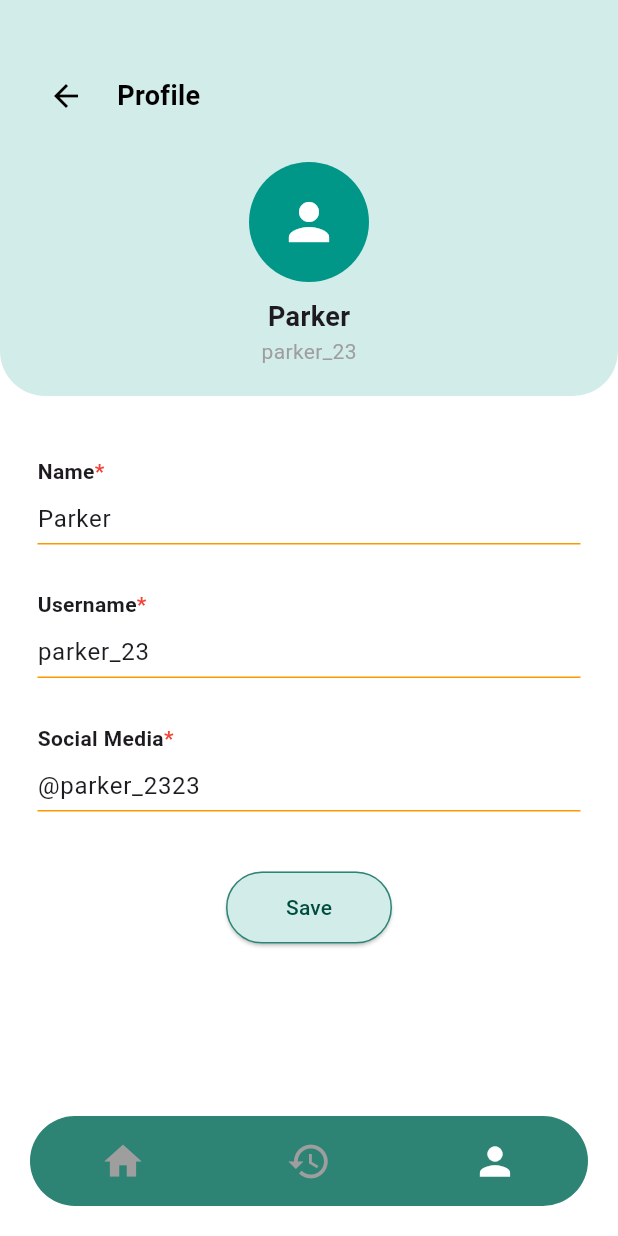
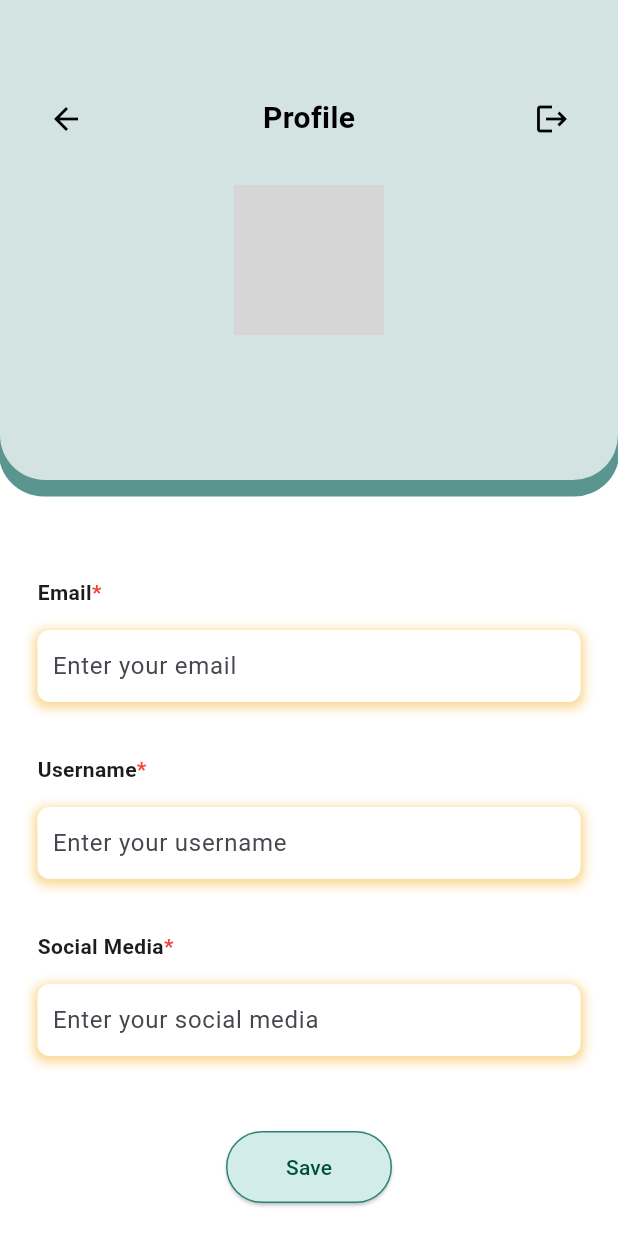
Before and after one commit to HalleyHardyeth/TandaKata_SE, a Flutter app: the ProfileScreen screen opened directly, on a phone screen of 412 x 824 dp. Run offline on Flutter 3.47's test engine with Material 3 defaults, Android fonts, the phone set to English and light mode, and no system bars; our stand-ins replace cloud_firestore, firebase_auth, firebase_core, firebase_storage, flip_card, google_fonts and 2 more; accounts and stored records are empty; network calls fail; grey boxes are pictures that could not be loaded.

Commit message:
Implement logic in Profile Screens

```diff
--- a/lib/Screens/Profile/profile_screen.dart
+++ b/lib/Screens/Profile/profile_screen.dart
@@ -1,6 +1,13 @@
+import 'dart:io';
+
+import 'package:cloud_firestore/cloud_firestore.dart';
+import 'package:firebase_auth/firebase_auth.dart';
+import 'package:firebase_storage/firebase_storage.dart';
 import 'package:flutter/material.dart';
-import 'package:tanda_kata/Screens/History/history_screen.dart';
+import 'package:image_picker/image_picker.dart';
 import 'package:tanda_kata/Screens/Home/home.dart';
+import 'package:tanda_kata/Screens/Login/login_screen.dart';
+import 'package:tanda_kata/color.dart';
 
 class ProfileScreen extends StatefulWidget {
   const ProfileScreen({super.key});
@@ -11,13 +18,165 @@ class ProfileScreen extends StatefulWidget {
 
 class _ProfileScreenState extends State<ProfileScreen> {
   final int _currIdx = 2;
+  File? _imageFile;
 
-  final TextEditingController _nameController =
-      TextEditingController(text: 'Parker');
-  final TextEditingController _usernameController =
-      TextEditingController(text: 'parker_23');
-  final TextEditingController _socialMediaController =
-      TextEditingController(text: '@parker_2323');
+  final TextEditingController _emailController = TextEditingController();
+  final TextEditingController _usernameController = TextEditingController();
+  final TextEditingController _socialMediaController = TextEditingController();
+
+  @override
+  void initState() {
+    super.initState();
+    getUserData();
+    checkAndUpdateEmailInFirestore();
+  }
+
+  Future<void> getUserData() async {
+    User? user = FirebaseAuth.instance.currentUser;
+    if (user != null) {
+      DocumentSnapshot userDoc = await FirebaseFirestore.instance
+          .collection('users')
+          .doc(user.uid)
+          .get();
+
+      if (userDoc.exists) {
+        setState(() {
+          _emailController.text = userDoc['email'] ?? '';
+          _usernameController.text = userDoc['username'] ?? '';
+          _socialMediaController.text = userDoc['social_media'] ?? '';
+        });
+      }
+    }
+  }
+
+  Future<void> saveUserData() async {
+    User? user = FirebaseAuth.instance.currentUser;
+    if (user == null) return;
+
+    final newEmail = _emailController.text.trim();
+    final username = _usernameController.text.trim();
+    final socialMedia = _socialMediaController.text.trim();
+
+    try {
+      final password = await _showPasswordDialog(context);
+      if (password == null || password.isEmpty) {
+        ScaffoldMessenger.of(context).showSnackBar(
+          const SnackBar(content: Text("Password is required to update email")),
+        );
+        return;
+      }
+
+      // Re-authenticate user
+      AuthCredential credential = EmailAuthProvider.credential(
+        email: user.email!,
+        password: password,
+      );
+      await user.reauthenticateWithCredential(credential);
+
+      // Update email in Authentication
+      if (newEmail != user.email) {
+        await user.verifyBeforeUpdateEmail(newEmail);
+
+        ScaffoldMessenger.of(context).showSnackBar(
+          const SnackBar(
+            content: Text(
+                "Verification email sent. Please check your inbox to confirm the email change."),
+          ),
+        );
+      }
+
+      // Update Firestore data
+      await FirebaseFirestore.instance
+          .collection('users')
+          .doc(user.uid)
+          .update({
+        'username': username,
+        'social_media': socialMedia,
+      });
+
+      setState(() {});
+
+      ScaffoldMessenger.of(context).showSnackBar(
+        const SnackBar(
+            content: Text("Profile updated (email pending verification)")),
+      );
+    } catch (e) {
+      debugPrint('Error updating profile: $e');
+      ScaffoldMessenger.of(context).showSnackBar(
+        SnackBar(content: Text("Failed to update profile: ${e.toString()}")),
+      );
+    }
+  }
+
+  Future<void> checkAndUpdateEmailInFirestore() async {
+    User? user = FirebaseAuth.instance.currentUser;
+    await user?.reload();
+    user = FirebaseAuth.instance.currentUser;
+
+    if (user != null) {
+      final userDoc = await FirebaseFirestore.instance
+          .collection('users')
+          .doc(user.uid)
+          .get();
+
+      final firestoreEmail = userDoc.data()?['email'];
+
+      if (firestoreEmail != user.email) {
+        await FirebaseFirestore.instance
+            .collection('users')
+            .doc(user.uid)
+            .update({'email': user.email});
+      }
+    }
+  }
+
+  Future<String?> _showPasswordDialog(BuildContext context) async {
+    final controller = TextEditingController();
+
+    return showDialog<String>(
+      context: context,
+      builder: (context) => AlertDialog(
+        title: const Text("Re-enter Password"),
+        content: TextField(
+          controller: controller,
+          obscureText: true,
+          decoration: const InputDecoration(labelText: "Password"),
+        ),
+        actions: [
+          TextButton(
+              onPressed: () => Navigator.pop(context, null),
+              child: const Text("Cancel")),
+          TextButton(
+              onPressed: () => Navigator.pop(context, controller.text),
+              child: const Text("Confirm")),
+        ],
+      ),
+    );
+  }
+
+  Future<void> pickAndUploadImage() async {
+    final picker = ImagePicker();
+    final pickedFile = await picker.pickImage(source: ImageSource.gallery);
+
+    if (pickedFile != null) {
+      setState(() {
+        _imageFile = File(pickedFile.path);
+      });
+
+      final userId = FirebaseAuth.instance.currentUser!.uid;
+      final ref =
+          FirebaseStorage.instance.ref().child('profile_url/$userId.jpg');
+
+      await ref.putFile(_imageFile!);
+      final Url = await ref.getDownloadURL();
+
+      await FirebaseFirestore.instance.collection('users').doc(userId).update({
+        'photoUrl': Url,
+      });
+
+      setState(() {});
+    }
+  }
 
   @override
   Widget build(BuildContext context) {
@@ -29,82 +188,141 @@ class _ProfileScreenState extends State<ProfileScreen> {
             padding: const EdgeInsets.only(bottom: 100),
             child: Column(
               children: [
-                // Header section
                 Container(
-                  padding: const EdgeInsets.only(top: 40, left: 20, right: 20),
+                  padding: const EdgeInsets.only(top: 55, left: 20, right: 20),
                   width: double.infinity,
-                  decoration: const BoxDecoration(
-                    color: Color(0xFFD1ECE9),
-                    borderRadius: BorderRadius.only(
+                  height: 320,
+                  decoration: BoxDecoration(
+                    color: softGreen,
+                    borderRadius: const BorderRadius.only(
                       bottomLeft: Radius.circular(30),
                       bottomRight: Radius.circular(30),
                     ),
+                    boxShadow: [
+                      BoxShadow(
+                        color: primaryColor.withOpacity(0.8),
+                        offset: const Offset(0, 10),
+                        blurRadius: 0,
+                        spreadRadius: 1,
+                      ),
+                    ],
                   ),
                   child: Column(
                     children: [
-                      Row(
+                      Stack(
+                        alignment: Alignment.center,
                         children: [
-                          IconButton(
-                            icon: Icon(Icons.arrow_back),
+                          Align(
+                            alignment: Alignment.centerLeft,
+                            child: IconButton(
+                              icon: const Icon(Icons.arrow_back),
                               color: Colors.black,
                               onPressed: () {
                                 Navigator.push(
                                   context,
                                   MaterialPageRoute(
-                                      builder: (context) => const Home()));
+                                      builder: (context) => const Home()),
+                                );
                               },
                             ),
-                          SizedBox(width: 10),
-                          Text(
+                          ),
+                          const Text(
                             'Profile',
                             style: TextStyle(
-                                fontSize: 18,
+                              fontSize: 20,
                               color: Colors.black,
-                                fontWeight: FontWeight.bold),
+                              fontWeight: FontWeight.bold,
+                            ),
+                          ),
+                          Align(
+                            alignment: Alignment.centerRight,
+                            child: IconButton(
+                              icon: const Icon(Icons.logout),
+                              color: Colors.black,
+                              onPressed: () {
+                                Navigator.push(
+                                  context,
+                                  MaterialPageRoute(
+                                      builder: (context) => const LoginPage()),
+                                );
+                              },
+                            ),
                           ),
                         ],
                       ),
                       const SizedBox(height: 20),
-                      const CircleAvatar(
-                        radius: 40,
+                      StreamBuilder<DocumentSnapshot>(
+                        stream: FirebaseFirestore.instance
+                            .collection('users')
+                            .doc(FirebaseAuth.instance.currentUser!.uid)
+                            .snapshots(),
+                        builder: (context, snapshot) {
+                          if (!snapshot.hasData) {
+                            return const CircleAvatar(
+                              radius: 50,
                               backgroundColor: Colors.teal,
-                        child:
-                            Icon(Icons.person, size: 40, color: Colors.white),
+                              child: Icon(Icons.person,
+                                  size: 55, color: Colors.white),
+                            );
+                          }
+
+                          final data =
+                              snapshot.data!.data() as Map<String, dynamic>;
+                          final photoUrl = data['photoUrl'];
+
+                          return GestureDetector(
+                            onTap: pickAndUploadImage,
+                            child: CircleAvatar(
+                              radius: 50,
+                              backgroundColor: Colors.grey.shade300,
+                              backgroundImage: photoUrl != null
+                                  ? NetworkImage(photoUrl)
+                                  : null,
+                              child: photoUrl == null
+                                  ? const Icon(Icons.add_a_photo,
+                                      size: 30, color: Colors.black)
+                                  : null,
+                            ),
+                          );
+                        },
                       ),
                       const SizedBox(height: 10),
-                      const Text(
-                        'Parker',
-                        style: TextStyle(
+                      Text(
+                        _usernameController.text,
+                        style: const TextStyle(
                             fontSize: 18, fontWeight: FontWeight.bold),
                       ),
-                      const Text(
-                        'parker_23',
-                        style: TextStyle(color: Colors.grey),
+                      if (_socialMediaController.text.trim().isNotEmpty)
+                        Text(
+                          _socialMediaController.text.trim().startsWith('@')
+                              ? _socialMediaController.text.trim()
+                              : '@${_socialMediaController.text.trim()}',
+                          style: const TextStyle(color: grey),
                         ),
                       const SizedBox(height: 20),
                     ],
                   ),
                 ),
 
-                const SizedBox(height: 40),
+                const SizedBox(height: 65),
 
                 // Form fields
                 Padding(
                   padding: const EdgeInsets.symmetric(horizontal: 25),
                   child: Column(
                     children: [
-                      buildInputField('Name', _nameController,
-                          hintText: 'Enter your name'),
-                      const SizedBox(height: 30),
+                      buildInputField('Email', _emailController,
+                          hintText: 'Enter your email'),
+                      const SizedBox(height: 35),
                       buildInputField('Username', _usernameController,
                           hintText: 'Enter your username'),
-                      const SizedBox(height: 30),
+                      const SizedBox(height: 35),
                       buildInputField('Social Media', _socialMediaController,
                           hintText: 'Enter your social media'),
-                      const SizedBox(height: 40),
+                      const SizedBox(height: 50),
                       ElevatedButton(
                         onPressed: () {
-                          // Simpan aksi di sini
+                          saveUserData();
                         },
                         style: ElevatedButton.styleFrom(
                           backgroundColor: const Color(0xFFD1ECE9),
@@ -118,71 +336,13 @@ class _ProfileScreenState extends State<ProfileScreen> {
                         ),
                         child: const Text('Save'),
                       ),
-                      SizedBox(
+                      const SizedBox(
                         height: 150,
                       ),
                     ],
                   ),
                 ),
               ],
-            ),
-          ),
-
-          // Bottom Navigation
-          Positioned(
-            left: 20,
-            right: 20,
-            bottom: 20,
-            child: Container(
-              height: 60,
-              decoration: BoxDecoration(
-                color: const Color(0xFF2D8374),
-                borderRadius: BorderRadius.circular(40),
-              ),
-              child: Row(
-                mainAxisAlignment: MainAxisAlignment.spaceAround,
-                children: [
-                  IconButton(
-                    icon: Icon(
-                      Icons.home,
-                      color: _currIdx == 0 ? Colors.white : Colors.grey,
-                      size: 30,
-                    ),
-                    onPressed: () {
-                      if (_currIdx != 0) {
-                        Navigator.pushReplacement(
-                          context,
-                          MaterialPageRoute(builder: (context) => const Home()),
-                        );
-                      }
-                    },
-                  ),
-                  IconButton(
-                    icon: Icon(
-                      Icons.history,
-                      color: _currIdx == 1 ? Colors.white : Colors.grey,
-                      size: 30,
-                    ),
-                    onPressed: () {
-                      if (_currIdx != 1) {
-                        Navigator.pushReplacement(
-                          context,
-                          MaterialPageRoute(
-                              builder: (context) => const HistoryScreen()),
-                        );
-                      }
-                    },
-                  ),
-                  IconButton(
-                    icon: Icon(
-                      Icons.person,
-                      color: _currIdx == 2 ? Colors.white : Colors.grey,
-                      size: 30,
-                    ),
-                    onPressed: () {},
-                  ),
-                ],
-              ),
             ),
           ),
         ],
@@ -207,18 +367,28 @@ class _ProfileScreenState extends State<ProfileScreen> {
             ],
           ),
         ),
-        const SizedBox(height: 5),
-        TextFormField(
+        const SizedBox(height: 15),
+        Container(
+          decoration: BoxDecoration(
+            color: Colors.white,
+            borderRadius: BorderRadius.circular(8),
+            boxShadow: const [
+              BoxShadow(
+                color: Color.fromARGB(129, 245, 176, 37),
+                spreadRadius: 2,
+                blurRadius: 5,
+                offset: Offset(0, 2),
+              ),
+            ],
+          ),
+          child: TextFormField(
             controller: controller,
             decoration: InputDecoration(
               hintText: hintText,
-            contentPadding: const EdgeInsets.symmetric(vertical: 5),
+              contentPadding:
+                  const EdgeInsets.symmetric(horizontal: 10, vertical: 12),
               isDense: true,
-            enabledBorder: const UnderlineInputBorder(
-              borderSide: BorderSide(color: Colors.orange),
-            ),
-            focusedBorder: const UnderlineInputBorder(
-              borderSide: BorderSide(color: Colors.orange),
+              border: InputBorder.none,
             ),
           ),
         ),
--- a/lib/Screens/components/login_body.dart
+++ b/lib/Screens/components/login_body.dart
@@ -1,4 +1,3 @@
-import 'package:cloud_firestore/cloud_firestore.dart';
 import 'package:firebase_auth/firebase_auth.dart';
 import 'package:flutter/gestures.dart';
 import 'package:flutter/material.dart';
--- a/lib/Screens/components/signUp_body.dart
+++ b/lib/Screens/components/signUp_body.dart
@@ -61,6 +61,7 @@ class _SignupBodyState extends State<SignupBody> {
         'userId': userId,
         'username': username,
         'email': email,
+        'social_media': '',
         'createdAt': Timestamp.now(),
       });
 
--- a/lib/color.dart
+++ b/lib/color.dart
@@ -1,6 +1,7 @@
 import 'package:flutter/material.dart';
 
 const primaryColor = Color(0xFF327B74);
+const softGreen = Color(0xFFD2E3E1);
 const primary31 = Color.fromARGB(60, 50, 123, 116);
 const secondaryColor = Color(0xFFFF9D01);
 const highlighted = Color(0xFFF5B025);
--- a/pubspec.yaml
+++ b/pubspec.yaml
@@ -43,6 +43,8 @@ dependencies:
   firebase_core: ^3.13.1
   cloud_firestore: ^5.6.8
   firebase_auth: ^5.5.4
+  firebase_storage: ^12.4.6
+  image_picker: ^1.1.2
 
 dev_dependencies:
   flutter_test:
```
Also changed, not shown: pubspec.lock, 8 other files. Lines whose indentation alone changed are shown as unchanged.
